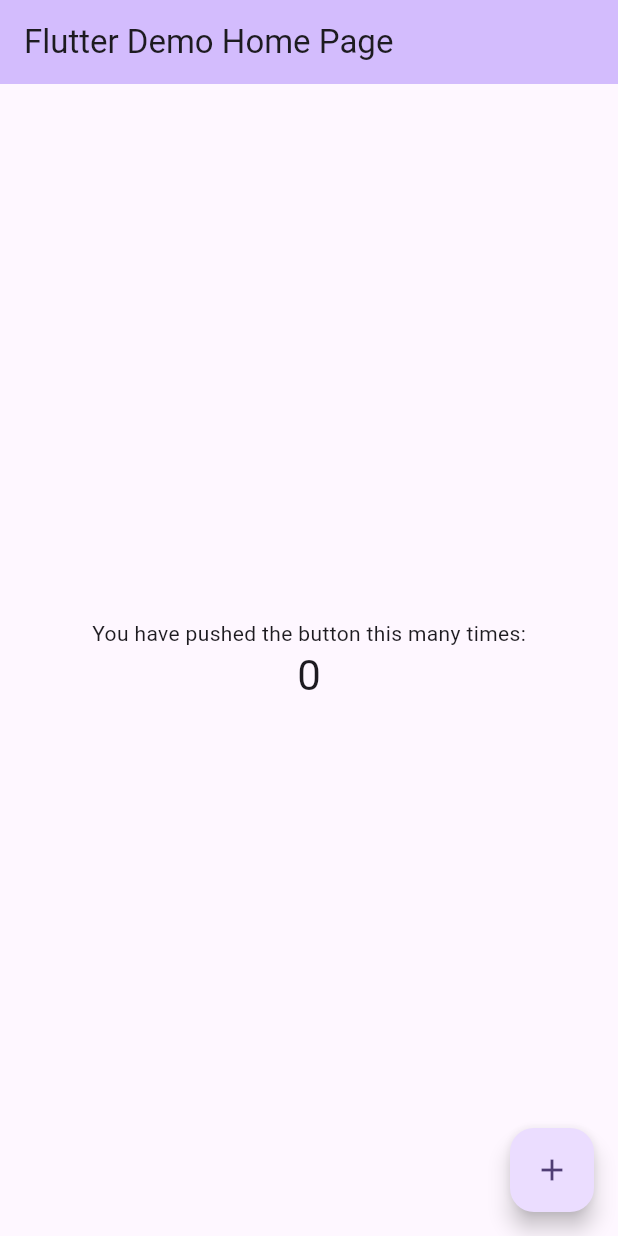
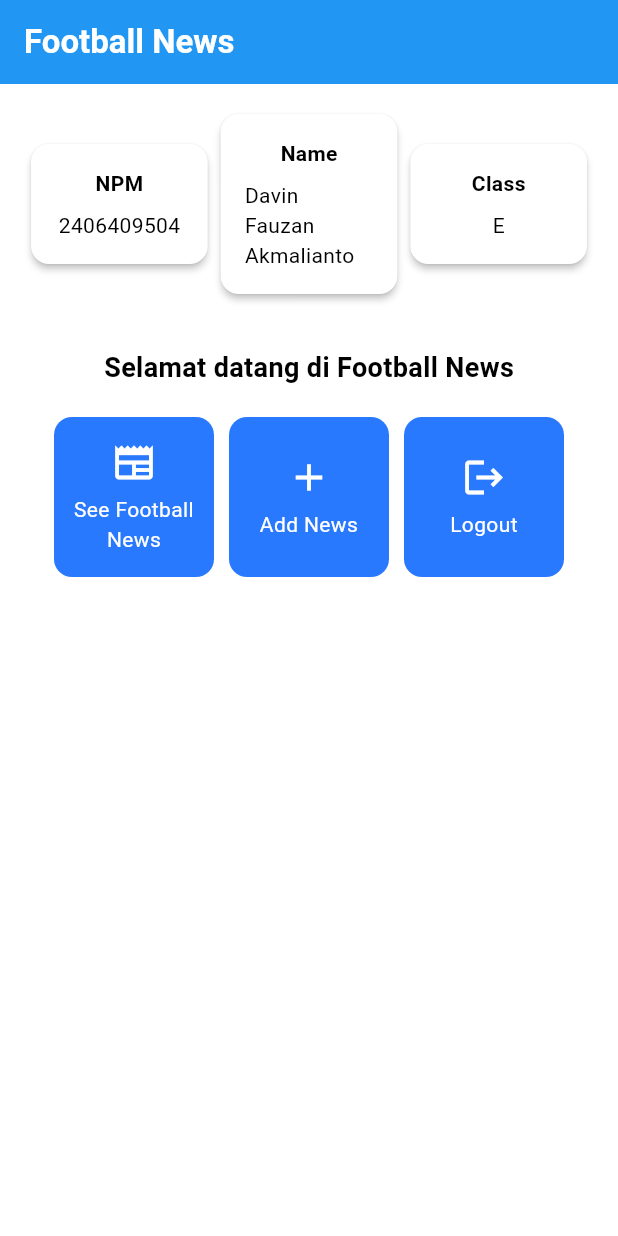
Before and after one commit to Narwhll/football-news-mobile, a Flutter app: the screen it shows after launch, on a phone screen of 412 x 824 dp. Run offline on Flutter 3.47's test engine with Material 3 defaults, Android fonts, the phone set to English and light mode, and no system bars.

Commit message:
Tutorial 1 done.

```diff
--- a/lib/main.dart
+++ b/lib/main.dart
@@ -1,4 +1,6 @@
 import 'package:flutter/material.dart';
+import 'package:football_news/menu.dart';
+
 
 void main() {
   runApp(const MyApp());
@@ -28,95 +30,10 @@ class MyApp extends StatelessWidget {
         //
         // This works for code too, not just values: Most code changes can be
         // tested with just a hot reload.
-        colorScheme: ColorScheme.fromSeed(seedColor: Colors.deepPurple),
+        colorScheme: ColorScheme.fromSwatch(primarySwatch: Colors.blue)
+            .copyWith(secondary: Colors.blueAccent[400]),
       ),
-      home: const MyHomePage(title: 'Flutter Demo Home Page'),
+      home: MyHomePage(),
     );
   }
 }
-
-class MyHomePage extends StatefulWidget {
-  const MyHomePage({super.key, required this.title});
-
-  // This widget is the home page of your application. It is stateful, meaning
-  // that it has a State object (defined below) that contains fields that affect
-  // how it looks.
-
-  // This class is the configuration for the state. It holds the values (in this
-  // case the title) provided by the parent (in this case the App widget) and
-  // used by the build method of the State. Fields in a Widget subclass are
-  // always marked "final".
-
-  final String title;
-
-  @override
-  State<MyHomePage> createState() => _MyHomePageState();
-}
-
-class _MyHomePageState extends State<MyHomePage> {
-  int _counter = 0;
-
-  void _incrementCounter() {
-    setState(() {
-      // This call to setState tells the Flutter framework that something has
-      // changed in this State, which causes it to rerun the build method below
-      // so that the display can reflect the updated values. If we changed
-      // _counter without calling setState(), then the build method would not be
-      // called again, and so nothing would appear to happen.
-      _counter++;
-    });
-  }
-
-  @override
-  Widget build(BuildContext context) {
-    // This method is rerun every time setState is called, for instance as done
-    // by the _incrementCounter method above.
-    //
-    // The Flutter framework has been optimized to make rerunning build methods
-    // fast, so that you can just rebuild anything that needs updating rather
-    // than having to individually change instances of widgets.
-    return Scaffold(
-      appBar: AppBar(
-        // TRY THIS: Try changing the color here to a specific color (to
-        // Colors.amber, perhaps?) and trigger a hot reload to see the AppBar
-        // change color while the other colors stay the same.
-        backgroundColor: Theme.of(context).colorScheme.inversePrimary,
-        // Here we take the value from the MyHomePage object that was created by
-        // the App.build method, and use it to set our appbar title.
-        title: Text(widget.title),
-      ),
-      body: Center(
-        // Center is a layout widget. It takes a single child and positions it
-        // in the middle of the parent.
-        child: Column(
-          // Column is also a layout widget. It takes a list of children and
-          // arranges them vertically. By default, it sizes itself to fit its
-          // children horizontally, and tries to be as tall as its parent.
-          //
-          // Column has various properties to control how it sizes itself and
-          // how it positions its children. Here we use mainAxisAlignment to
-          // center the children vertically; the main axis here is the vertical
-          // axis because Columns are vertical (the cross axis would be
-          // horizontal).
-          //
-          // TRY THIS: Invoke "debug painting" (choose the "Toggle Debug Paint"
-          // action in the IDE, or press "p" in the console), to see the
-          // wireframe for each widget.
-          mainAxisAlignment: MainAxisAlignment.center,
-          children: <Widget>[
-            const Text('You have pushed the button this many times:'),
-            Text(
-              '$_counter',
-              style: Theme.of(context).textTheme.headlineMedium,
-            ),
-          ],
-        ),
-      ),
-      floatingActionButton: FloatingActionButton(
-        onPressed: _incrementCounter,
-        tooltip: 'Increment',
-        child: const Icon(Icons.add),
-      ), // This trailing comma makes auto-formatting nicer for build methods.
-    );
-  }
-}
--- /dev/null
+++ b/lib/menu.dart
@@ -0,0 +1,151 @@
+import 'package:flutter/material.dart';
+
+class MyHomePage extends StatelessWidget {
+  MyHomePage({super.key});
+
+  final String nama = "Davin Fauzan Akmalianto";
+  final String npm = "2406409504";
+  final String kelas = "E";
+
+  final List<ItemHomePage> items = [
+    ItemHomePage("See Football News", Icons.newspaper),
+    ItemHomePage("Add News", Icons.add),
+    ItemHomePage("Logout", Icons.logout),
+  ];
+
+
+  @override
+  Widget build(BuildContext context) {
+    // Scaffold menyediakan struktur dasar halaman dengan AppBar dan body.
+    return Scaffold(
+      // AppBar macam navbar (i think)
+      appBar: AppBar(
+        title: const Text('Football News', style: TextStyle(color: Colors.white, fontWeight: FontWeight.bold), ),
+        // Warna latar navbar diambil dari color scheme primary aplikasi
+        backgroundColor: Theme.of(context).colorScheme.primary,
+      ),
+      // Body halaman dengan padding
+      body: Padding(
+        padding: const EdgeInsets.all(16.0),
+        child: Column(
+          crossAxisAlignment: CrossAxisAlignment.center,
+          children: [
+            Row(
+              mainAxisAlignment: MainAxisAlignment.spaceEvenly,
+              children: [
+                InfoCard(title: 'NPM', content: npm),
+                InfoCard(title: 'Name', content: nama),
+                InfoCard(title: 'Class', content: kelas),
+              ],
+            ),
+            // Memberikan jarak vertikal 16 unit.
+            const SizedBox(height: 16.0),
+
+            // di tengah halaman
+            Center(
+              child: Column(
+                // Menyusun secara vertikal
+                children: [
+                  const Padding(
+                    padding: EdgeInsets.only(top: 16.0),
+                    child: Text(
+                      "Selamat datang di Football News",
+                      style: TextStyle(fontWeight: FontWeight.bold, fontSize: 18.0,),
+                    ),
+                  ),
+                  // GRid buat nampilin ItemCard dalam bentuk grid 3 kolom.
+                  GridView.count(
+                    primary: true,
+                    padding: const EdgeInsets.all(20),
+                    crossAxisSpacing: 10,
+                    mainAxisSpacing: 10,
+                    crossAxisCount: 3,
+                    // shrinkWrap biar grid nyesuain tinggi konten
+                    shrinkWrap: true,
+                    children: items.map((ItemHomePage item) {
+                      return ItemCard(item);
+                    }).toList(),
+                  ),
+                ],
+              )
+            ),
+          ],
+        )
+      )
+    );
+  }
+}
+
+class InfoCard extends StatelessWidget {
+  final String title;
+  final String content;
+
+  const InfoCard({super.key, required this.title, required this.content});
+
+  @override
+  Widget build(BuildContext context) {
+    return Card(
+      elevation: 2.0,
+      child: Container(
+        width: MediaQuery.of(context).size.width / 3.5,
+        padding: const EdgeInsets.all(16.0),
+        child: Column(
+          children: [
+            Text(
+              title,
+              style: const TextStyle(fontWeight: FontWeight.bold),
+            ),
+            const SizedBox(height: 8.0),
+            Text(content),
+          ],
+        )
+      )
+    );
+  }
+}
+
+class ItemHomePage {
+  final String name;
+  final IconData icon;
+
+  ItemHomePage(this.name, this.icon);
+}
+
+class ItemCard extends StatelessWidget {
+  final ItemHomePage item;
+  const ItemCard(this.item, {super.key});
+
+  @override
+  Widget build(BuildContext context) {
+    return Material(
+      color: Theme.of(context).colorScheme.secondary,
+      borderRadius: BorderRadius.circular(12),
+      child: InkWell(
+        onTap: () {
+          ScaffoldMessenger.of(context)
+              ..hideCurrentSnackBar()
+              ..showSnackBar(
+                SnackBar(content: Text("Kamu telah menekan tombol ${item.name}!"))
+              );
+        },
+        child: Container(
+          padding: const EdgeInsets.all(8),
+          child: Center(
+            child: Column(
+              mainAxisAlignment: MainAxisAlignment.center,
+              children: [
+                Icon(item.icon, color: Colors.white, size: 30.0),
+                const Padding(padding: EdgeInsets.all(3)),
+                Text(
+                  item.name,
+                  textAlign: TextAlign.center,
+                  style: const TextStyle(color: Colors.white),
+                )
+              ],
+            )
+          )
+        )
+      )
+    );
+  }
+}
```
